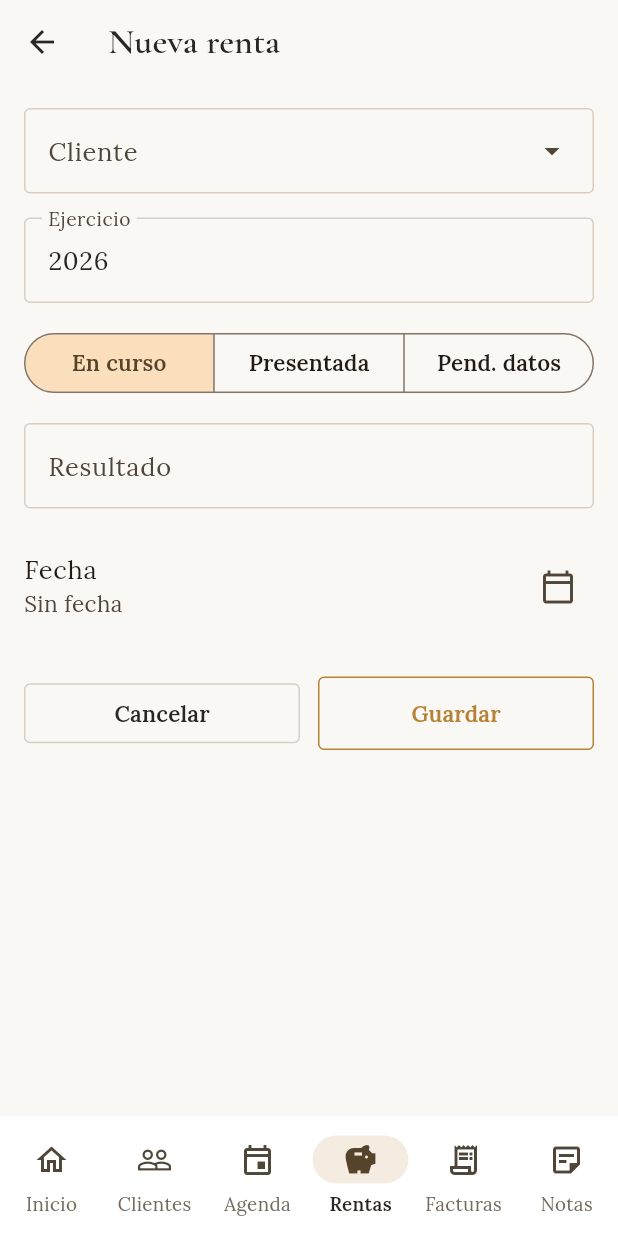
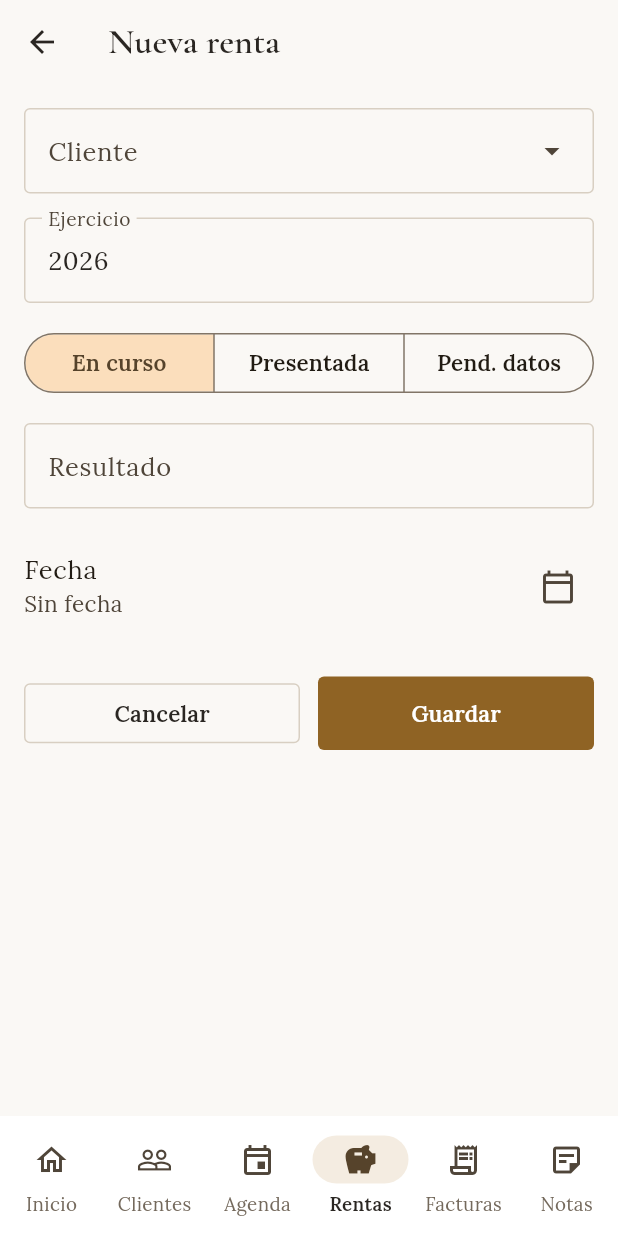
Before and after one commit to AinhoaTomass/tus-juicios, a Flutter app: the screen it shows once a user with an empty profile is signed in, item 4 of the bottom bar chosen, after a tap on "Nueva renta", on a phone screen of 412 x 824 dp. Run offline on Flutter 3.47's test engine with Material 3 defaults, Android fonts, the phone set to English and light mode, and no system bars; our stand-ins replace file_picker, flutter_local_notifications, flutter_riverpod, go_router, google_fonts, pdf and 6 more; accounts and stored records are empty; generated files the repository leaves out were written again.

Commit message:
Mejorar jerarquía visual: botón principal relleno, "Nuevo" flotante y contraste del dorado
- Botón principal (Guardar, Nuevo procedimiento, Entrar...) con relleno
  dorado; los secundarios siguen con borde fino.
- Botón flotante "Nuevo ..." en Clientes, Agenda, Rentas, Facturas y
  Notas en vez de al final de la lista.
- Nuevo color accentInk (#8F6324 en claro) para texto dorado con
  contraste 4,5:1; el dorado original queda para detalles decorativos.

Co-Authored-By: Claude Opus 5.5 <noreply@anthropic.com>

```diff
--- a/lib/core/theme/app_theme.dart
+++ b/lib/core/theme/app_theme.dart
@@ -9,6 +9,7 @@ import 'package:google_fonts/google_fonts.dart';
 class AppColors extends ThemeExtension<AppColors> {
   const AppColors({
     required this.accent,
+    required this.accentInk,
     required this.background,
     required this.surface,
     required this.ink,
@@ -17,6 +18,12 @@ class AppColors extends ThemeExtension<AppColors> {
   });
 
   final Color accent;
+
+  /// Dorado para texto y rellenos (botones principales, etiquetas): más
+  /// oscuro que [accent] en claro para llegar a contraste 4,5:1 sobre el
+  /// fondo crema. [accent] queda para detalles decorativos (bordes, iconos).
+  final Color accentInk;
+
   final Color background;
   final Color surface;
   final Color ink;
@@ -28,6 +35,7 @@ class AppColors extends ThemeExtension<AppColors> {
 
   static const light = AppColors(
     accent: Color(0xFFB68235),
+    accentInk: Color(0xFF8F6324),
     background: Color(0xFFFAF8F5),
     surface: Color(0xFFFFFFFF),
     ink: Color(0xFF2A2622),
@@ -37,6 +45,7 @@ class AppColors extends ThemeExtension<AppColors> {
 
   static const dark = AppColors(
     accent: Color(0xFFC99A4E),
+    accentInk: Color(0xFFC99A4E),
     background: Color(0xFF1C1917),
     surface: Color(0xFF262220),
     ink: Color(0xFFEDE6DC),
@@ -47,6 +56,7 @@ class AppColors extends ThemeExtension<AppColors> {
   @override
   AppColors copyWith({
     Color? accent,
+    Color? accentInk,
     Color? background,
     Color? surface,
     Color? ink,
@@ -55,6 +65,7 @@ class AppColors extends ThemeExtension<AppColors> {
   }) {
     return AppColors(
       accent: accent ?? this.accent,
+      accentInk: accentInk ?? this.accentInk,
       background: background ?? this.background,
       surface: surface ?? this.surface,
       ink: ink ?? this.ink,
@@ -68,6 +79,7 @@ class AppColors extends ThemeExtension<AppColors> {
     if (other is! AppColors) return this;
     return AppColors(
       accent: Color.lerp(accent, other.accent, t)!,
+      accentInk: Color.lerp(accentInk, other.accentInk, t)!,
       background: Color.lerp(background, other.background, t)!,
       surface: Color.lerp(surface, other.surface, t)!,
       ink: Color.lerp(ink, other.ink, t)!,
@@ -92,6 +104,9 @@ abstract final class AppTheme {
 
   static ThemeData _build(AppColors colors) {
     final brightness = colors == AppColors.dark ? Brightness.dark : Brightness.light;
+    // Texto sobre relleno dorado: blanco en claro, tinta oscura en oscuro
+    // (el dorado del tema oscuro es demasiado claro para texto blanco).
+    final onAccent = brightness == Brightness.dark ? colors.background : Colors.white;
 
     final base = ThemeData(
       useMaterial3: true,
@@ -99,7 +114,8 @@ abstract final class AppTheme {
       colorScheme: ColorScheme.fromSeed(
         seedColor: colors.accent,
         brightness: brightness,
-        primary: colors.accent,
+        primary: colors.accentInk,
+        onPrimary: onAccent,
         surface: colors.surface,
       ),
       scaffoldBackgroundColor: colors.background,
@@ -147,6 +163,16 @@ abstract final class AppTheme {
     );
 
     final thinBorder = BorderSide(color: colors.hairline, width: 1);
+
+    final primaryButtonStyle = ElevatedButton.styleFrom(
+      backgroundColor: colors.accentInk,
+      foregroundColor: onAccent,
+      disabledBackgroundColor: colors.hairline,
+      disabledForegroundColor: colors.mutedInk,
+      elevation: 0,
+      padding: const EdgeInsets.symmetric(vertical: 14, horizontal: 20),
+      shape: RoundedRectangleBorder(borderRadius: BorderRadius.circular(4)),
+    );
 
     return base.copyWith(
       textTheme: textTheme,
@@ -196,16 +222,19 @@ abstract final class AppTheme {
           shape: RoundedRectangleBorder(borderRadius: BorderRadius.circular(4)),
         ),
       ),
-      // Acción principal: también con borde fino y sin relleno, coherente
-      // con el resto de la UI ("bordes finos sin relleno").
-      elevatedButtonTheme: ElevatedButtonThemeData(
-        style: ElevatedButton.styleFrom(
-          backgroundColor: Colors.transparent,
-          foregroundColor: colors.accent,
-          side: BorderSide(color: colors.accent, width: 1),
-          elevation: 0,
-          padding: const EdgeInsets.symmetric(vertical: 14),
-          shape: RoundedRectangleBorder(borderRadius: BorderRadius.circular(4)),
+      // Acción principal (Guardar, Nuevo...): única pieza con relleno dorado,
+      // para que se distinga a primera vista de las secundarias (borde fino).
+      elevatedButtonTheme: ElevatedButtonThemeData(style: primaryButtonStyle),
+      filledButtonTheme: FilledButtonThemeData(style: primaryButtonStyle),
+      floatingActionButtonTheme: FloatingActionButtonThemeData(
+        backgroundColor: colors.accentInk,
+        foregroundColor: onAccent,
+        elevation: 2,
+        highlightElevation: 4,
+        shape: RoundedRectangleBorder(borderRadius: BorderRadius.circular(4)),
+        extendedTextStyle: bodyFont.labelLarge?.copyWith(
+          fontSize: 15,
+          fontWeight: FontWeight.w600,
         ),
       ),
       dividerTheme: DividerThemeData(color: colors.hairline, thickness: 1),
--- a/lib/core/widgets/contador_badge.dart
+++ b/lib/core/widgets/contador_badge.dart
@@ -11,7 +11,7 @@ class ContadorBadge extends StatelessWidget {
 
   @override
   Widget build(BuildContext context) {
-    final accent = AppTheme.of(context).accent;
+    final accent = AppTheme.of(context).accentInk;
     return Container(
       padding: const EdgeInsets.symmetric(horizontal: 8, vertical: 2),
       decoration: BoxDecoration(
--- a/lib/core/widgets/estado_chip.dart
+++ b/lib/core/widgets/estado_chip.dart
@@ -15,7 +15,7 @@ class EstadoChip extends StatelessWidget {
   Color _color(BuildContext context) => switch (tono) {
         EstadoTono.neutro => AppTheme.of(context).ink,
         EstadoTono.exito => const Color(0xFF3F7D4F),
-        EstadoTono.aviso => AppTheme.of(context).accent,
+        EstadoTono.aviso => AppTheme.of(context).accentInk,
         EstadoTono.urgente => const Color(0xFFB33A3A),
       };
 
--- a/lib/features/clientes/presentation/cliente_ficha_screen.dart
+++ b/lib/features/clientes/presentation/cliente_ficha_screen.dart
@@ -110,7 +110,7 @@ class ClienteFichaScreen extends ConsumerWidget {
                     style: Theme.of(context)
                         .textTheme
                         .labelMedium
-                        ?.copyWith(color: AppTheme.of(context).accent),
+                        ?.copyWith(color: AppTheme.of(context).accentInk),
                   ),
                   if (cliente.resumen != null) ...[
                     const SizedBox(height: 12),
@@ -301,7 +301,7 @@ class ClienteFichaScreen extends ConsumerWidget {
                                       style: Theme.of(context)
                                           .textTheme
                                           .labelMedium
-                                          ?.copyWith(color: AppTheme.of(context).accent),
+                                          ?.copyWith(color: AppTheme.of(context).accentInk),
                                     ),
                                     const SizedBox(height: 4),
                                     Text(nota.titulo, style: Theme.of(context).textTheme.titleSmall),
--- a/lib/features/inicio/presentation/inicio_screen.dart
+++ b/lib/features/inicio/presentation/inicio_screen.dart
@@ -278,7 +278,7 @@ class _InicioScreenState extends ConsumerState<InicioScreen> {
             },
           ),
           const SizedBox(height: 16),
-          ElevatedButton(
+          OutlinedButton(
             onPressed: () => context.go('/clientes'),
             child: const Text('Ver todos los clientes'),
           ),
--- a/lib/features/rentas/presentation/rentas_screen.dart
+++ b/lib/features/rentas/presentation/rentas_screen.dart
@@ -33,6 +33,11 @@ class _RentasScreenState extends ConsumerState<RentasScreen> {
 
     return Scaffold(
       appBar: AppBar(title: const Text('Rentas')),
+      floatingActionButton: FloatingActionButton.extended(
+        onPressed: () => context.go('/rentas/nuevo'),
+        icon: const Icon(Icons.add),
+        label: const Text('Nueva renta'),
+      ),
       body: rentasAsync.when(
         loading: () => const Center(child: CircularProgressIndicator()),
         error: (error, _) => Center(child: Text('Error al cargar rentas: $error')),
@@ -44,7 +49,8 @@ class _RentasScreenState extends ConsumerState<RentasScreen> {
           return RefreshIndicator(
             onRefresh: () => ref.read(rentasListaProvider.notifier).refrescar(),
             child: ListView(
-              padding: const EdgeInsets.all(16),
+              // Hueco al final para que el botón flotante no tape la última tarjeta.
+              padding: const EdgeInsets.fromLTRB(16, 16, 16, 96),
               children: [
                 StatTileGrid(
                   tiles: [
@@ -121,7 +127,7 @@ class _RentasScreenState extends ConsumerState<RentasScreen> {
                               style: Theme.of(context)
                                   .textTheme
                                   .labelMedium
-                                  ?.copyWith(color: AppTheme.of(context).accent),
+                                  ?.copyWith(color: AppTheme.of(context).accentInk),
                             ),
                             if (renta.resultado != null) ...[
                               const SizedBox(height: 6),
@@ -143,11 +149,6 @@ class _RentasScreenState extends ConsumerState<RentasScreen> {
                       ),
                     ),
                   ),
-                const SizedBox(height: 8),
-                ElevatedButton(
-                  onPressed: () => context.go('/rentas/nuevo'),
-                  child: const Text('Nueva renta'),
-                ),
               ],
             ),
           );
```
Also changed, not shown: lib/features/agenda/presentation/agenda_screen.dart (+4 -3 lines), lib/features/clientes/presentation/clientes_lista_screen.dart (+8 -7 lines), lib/features/facturas/presentation/facturas_screen.dart (+7 -6 lines), lib/features/notas/presentation/notas_screen.dart (+8 -7 lines).
